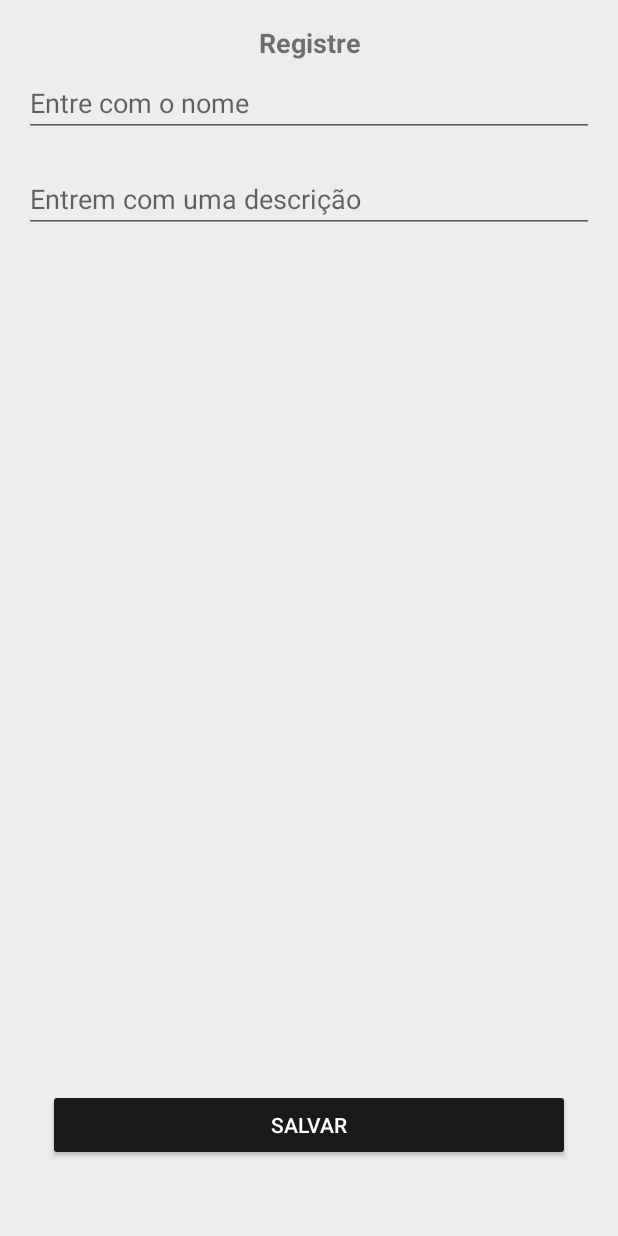
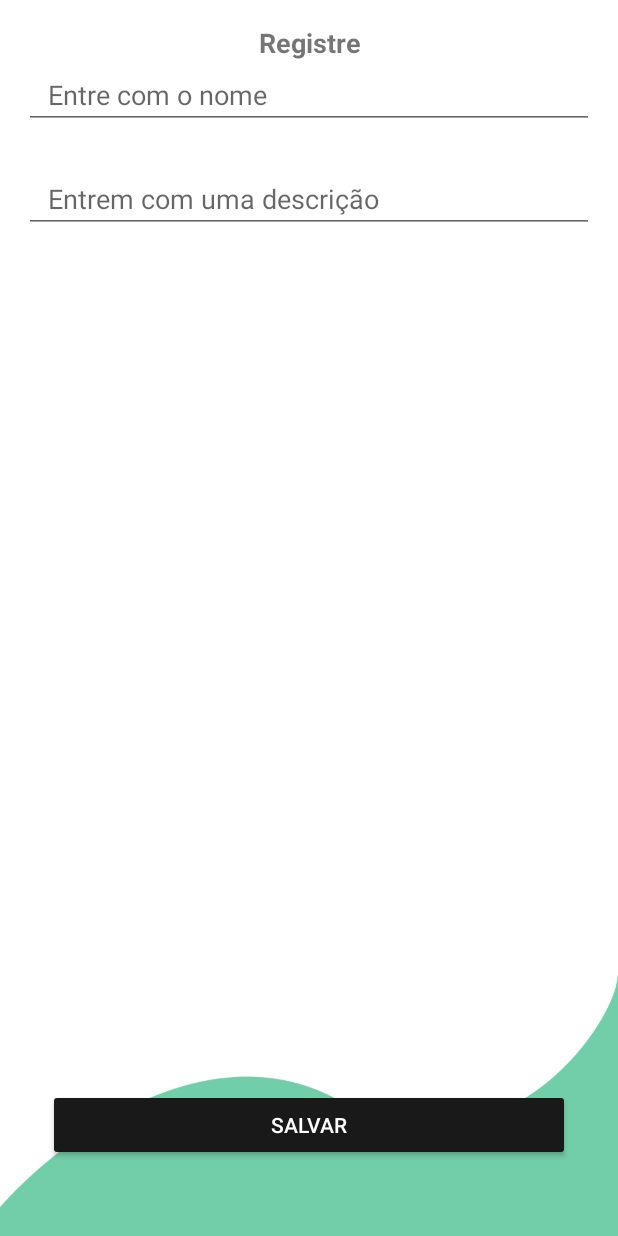
Before and after one commit to geraldoneto771/Treinando-Kotlin, an Android app: the Registre screen opened through its navigation route, on a phone screen of 412 x 824 dp. Run offline under Robolectric (Android 15) with nearby library versions, the phone set to English and light mode, and no system bars.

Commit message:
cadastro e lista de notas

```diff
--- a/app/src/main/java/com/example/apptreinando/view/Registre.kt
+++ b/app/src/main/java/com/example/apptreinando/view/Registre.kt
@@ -29,7 +29,7 @@ class Registre : Fragment() {
         mBinding.buttonSaveRegistreNote.setOnClickListener {
 
             saveNote()
-            findNavController().popBackStack()
+
         }
 
         return mBinding.root
@@ -49,7 +49,7 @@ class Registre : Fragment() {
 
             mViewModel.createNotes(notes)
 
-
+            findNavController().popBackStack()
             Snackbar.make(mBinding.root, "Nota salva com sucesso!", Snackbar.LENGTH_SHORT).show()
 
         } catch (nfe: NumberFormatException) {
--- a/app/src/main/res/layout/fragment_registre.xml
+++ b/app/src/main/res/layout/fragment_registre.xml
@@ -4,7 +4,8 @@
     xmlns:app="http://schemas.android.com/apk/res-auto"
     android:layout_width="match_parent"
     android:layout_height="match_parent"
-    android:background="#EDEDED"
+    android:background="@drawable/background01"
+
     tools:context=".view.Registre">
 
     <!-- TODO: Update blank fragment layout -->
@@ -26,7 +27,8 @@
     <EditText
         android:id="@+id/edit_title_note"
         android:layout_width="match_parent"
-        android:layout_height="wrap_content"
+        android:layout_height="40dp"
+        android:paddingStart="16dp"
         android:hint="Entre com o nome"
         android:layout_marginTop="30dp"
         android:textColor="@color/black"
@@ -36,6 +38,7 @@
         android:id="@+id/edit_description"
         android:layout_width="match_parent"
         android:layout_height="wrap_content"
+        android:paddingStart="16dp"
         android:hint="Entrem com uma descrição"
         android:layout_marginTop="64dp"
         android:textColor="@color/black"
```
Also changed, not shown: app/src/main/res/drawable-v24/background01.png (added).
